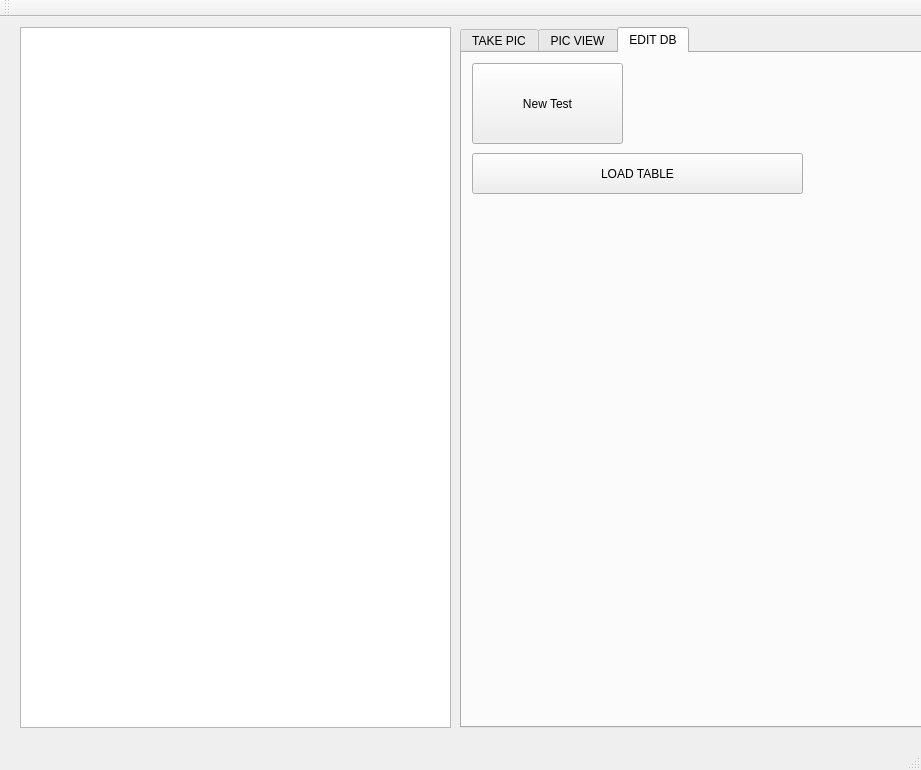
Before: the Qt Designer form collection/mainwindow.ui in Gunob17/semesterprojekt3gruppe3, drawn with Qt 5.
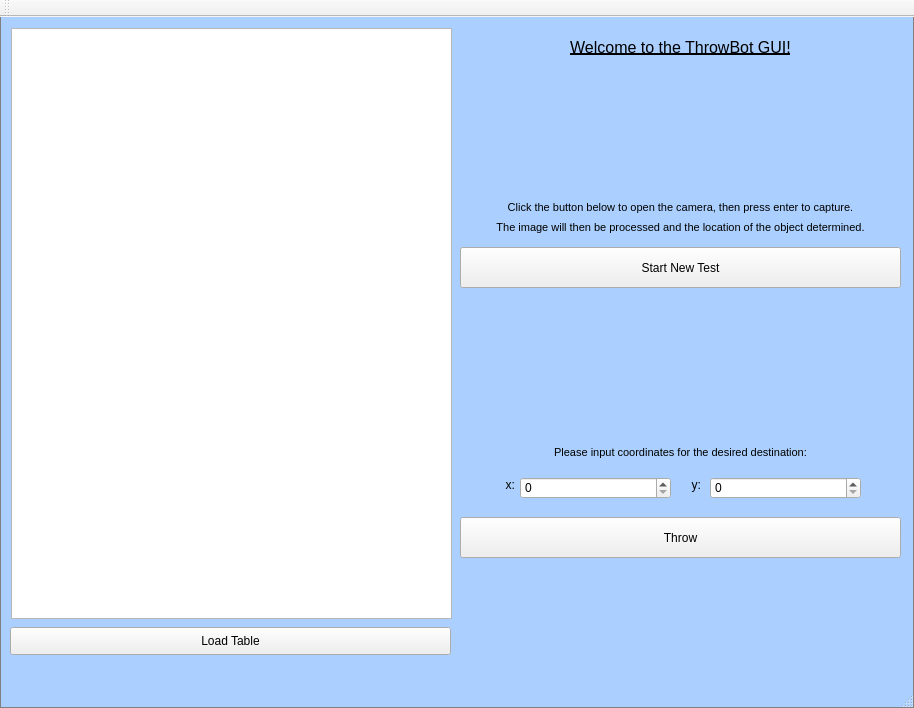
After: the same form once the commit is applied.

The edit to the form file:
```diff
--- a/collection/mainwindow.ui
+++ b/collection/mainwindow.ui
@@ -6,77 +6,219 @@
    <rect>
     <x>0</x>
     <y>0</y>
-    <width>921</width>
-    <height>770</height>
+    <width>914</width>
+    <height>708</height>
    </rect>
   </property>
   <property name="windowTitle">
-   <string>SUPERGUI9000</string>
+   <string>ThrowBot GUI</string>
+  </property>
+  <property name="styleSheet">
+   <string notr="true">QMainWindow {
+	background-color: rgb(171, 208, 255);
+	border: 1px solid gray;
+	color: 000000;
+}</string>
   </property>
   <widget class="QWidget" name="centralWidget">
    <widget class="QTableView" name="tableView">
     <property name="geometry">
      <rect>
-      <x>20</x>
-      <y>10</y>
-      <width>431</width>
-      <height>701</height>
+      <x>11</x>
+      <y>11</y>
+      <width>441</width>
+      <height>591</height>
      </rect>
     </property>
    </widget>
-   <widget class="QTabWidget" name="tabWidget">
+   <widget class="QPushButton" name="loadButton">
     <property name="geometry">
      <rect>
+      <x>10</x>
+      <y>610</y>
+      <width>441</width>
+      <height>28</height>
+     </rect>
+    </property>
+    <property name="text">
+     <string>Load Table</string>
+    </property>
+   </widget>
+   <widget class="QPushButton" name="startButton">
+    <property name="geometry">
+     <rect>
       <x>460</x>
-      <y>10</y>
-      <width>481</width>
-      <height>701</height>
+      <y>230</y>
+      <width>441</width>
+      <height>41</height>
      </rect>
     </property>
-    <property name="currentIndex">
-     <number>2</number>
+    <property name="text">
+     <string>Start New Test</string>
     </property>
-    <widget class="QWidget" name="tab_3">
-     <attribute name="title">
-      <string>TAKE PIC</string>
-     </attribute>
-    </widget>
-    <widget class="QWidget" name="tab">
-     <attribute name="title">
-      <string>PIC VIEW</string>
-     </attribute>
-    </widget>
-    <widget class="QWidget" name="tab_2">
-     <attribute name="title">
-      <string>EDIT DB</string>
-     </attribute>
-     <widget class="QPushButton" name="pushButton_load">
-      <property name="geometry">
-       <rect>
-        <x>10</x>
-        <y>100</y>
-        <width>331</width>
-        <height>41</height>
-       </rect>
-      </property>
-      <property name="text">
-       <string>LOAD TABLE</string>
-      </property>
-     </widget>
-     <widget class="QPushButton" name="test">
-      <property name="geometry">
-       <rect>
-        <x>10</x>
-        <y>10</y>
-        <width>151</width>
-        <height>81</height>
-       </rect>
-      </property>
-      <property name="text">
-       <string>New Test</string>
-      </property>
-     </widget>
-    </widget>
+   </widget>
+   <widget class="QLabel" name="inputPrompt">
+    <property name="geometry">
+     <rect>
+      <x>460</x>
+      <y>420</y>
+      <width>441</width>
+      <height>31</height>
+     </rect>
+    </property>
+    <property name="font">
+     <font>
+      <pointsize>8</pointsize>
+     </font>
+    </property>
+    <property name="text">
+     <string>Please input coordinates for the desired destination:</string>
+    </property>
+    <property name="alignment">
+     <set>Qt::AlignCenter</set>
+    </property>
+   </widget>
+   <widget class="QLabel" name="xLabel">
+    <property name="geometry">
+     <rect>
+      <x>460</x>
+      <y>460</y>
+      <width>55</width>
+      <height>16</height>
+     </rect>
+    </property>
+    <property name="text">
+     <string>x:</string>
+    </property>
+    <property name="alignment">
+     <set>Qt::AlignRight|Qt::AlignTrailing|Qt::AlignVCenter</set>
+    </property>
+   </widget>
+   <widget class="QLabel" name="yLabel">
+    <property name="geometry">
+     <rect>
+      <x>680</x>
+      <y>460</y>
+      <width>21</width>
+      <height>16</height>
+     </rect>
+    </property>
+    <property name="text">
+     <string>y:</string>
+    </property>
+    <property name="alignment">
+     <set>Qt::AlignRight|Qt::AlignTrailing|Qt::AlignVCenter</set>
+    </property>
+   </widget>
+   <widget class="QPushButton" name="throwButton">
+    <property name="geometry">
+     <rect>
+      <x>460</x>
+      <y>500</y>
+      <width>441</width>
+      <height>41</height>
+     </rect>
+    </property>
+    <property name="text">
+     <string>Throw</string>
+    </property>
+   </widget>
+   <widget class="QSpinBox" name="xInput">
+    <property name="geometry">
+     <rect>
+      <x>520</x>
+      <y>460</y>
+      <width>151</width>
+      <height>22</height>
+     </rect>
+    </property>
+   </widget>
+   <widget class="QSpinBox" name="yInput">
+    <property name="geometry">
+     <rect>
+      <x>710</x>
+      <y>460</y>
+      <width>151</width>
+      <height>22</height>
+     </rect>
+    </property>
+   </widget>
+   <widget class="QLabel" name="welcome">
+    <property name="geometry">
+     <rect>
+      <x>460</x>
+      <y>20</y>
+      <width>441</width>
+      <height>20</height>
+     </rect>
+    </property>
+    <property name="font">
+     <font>
+      <pointsize>12</pointsize>
+      <weight>50</weight>
+      <italic>false</italic>
+      <bold>false</bold>
+      <underline>true</underline>
+      <kerning>true</kerning>
+     </font>
+    </property>
+    <property name="locale">
+     <locale language="Danish" country="Greenland"/>
+    </property>
+    <property name="frameShadow">
+     <enum>QFrame::Plain</enum>
+    </property>
+    <property name="text">
+     <string>Welcome to the ThrowBot GUI!</string>
+    </property>
+    <property name="alignment">
+     <set>Qt::AlignCenter</set>
+    </property>
+   </widget>
+   <widget class="QLabel" name="label">
+    <property name="geometry">
+     <rect>
+      <x>460</x>
+      <y>180</y>
+      <width>441</width>
+      <height>21</height>
+     </rect>
+    </property>
+    <property name="font">
+     <font>
+      <pointsize>8</pointsize>
+     </font>
+    </property>
+    <property name="text">
+     <string>Click the button below to open the camera, then press enter to capture.</string>
+    </property>
+    <property name="textFormat">
+     <enum>Qt::PlainText</enum>
+    </property>
+    <property name="alignment">
+     <set>Qt::AlignCenter</set>
+    </property>
+   </widget>
+   <widget class="QLabel" name="label_2">
+    <property name="geometry">
+     <rect>
+      <x>460</x>
+      <y>200</y>
+      <width>441</width>
+      <height>20</height>
+     </rect>
+    </property>
+    <property name="font">
+     <font>
+      <pointsize>8</pointsize>
+     </font>
+    </property>
+    <property name="text">
+     <string>The image will then be processed and the location of the object determined.</string>
+    </property>
+    <property name="alignment">
+     <set>Qt::AlignCenter</set>
+    </property>
    </widget>
   </widget>
   <widget class="QMenuBar" name="menuBar">
```
Left out of the diff: 4 changed lines with no effect on the pictures.
